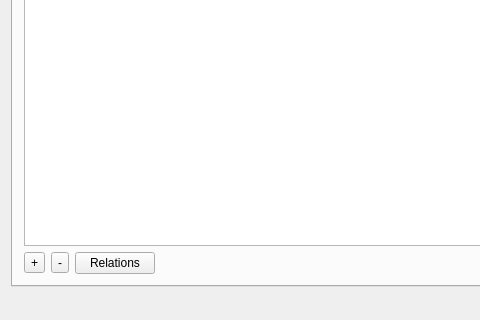
Qt form mainwindow.ui (DORB/Verkur3GUI) before a commit; both pictures show x 0 to 480 and y 279 to 599 of the 700 by 599 pixel window.
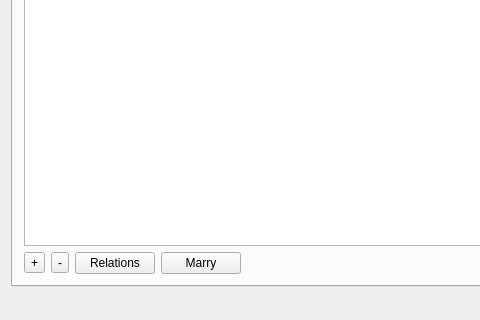
The same form after that commit. Icons and pictures are not drawn.

Commit message: Byrjaði á marry fyrir programmers

```diff
--- a/mainwindow.ui
+++ b/mainwindow.ui
@@ -203,6 +203,13 @@
               </property>
              </widget>
             </item>
+            <item>
+             <widget class="QPushButton" name="button_programmers_marry">
+              <property name="text">
+               <string>Marry</string>
+              </property>
+             </widget>
+            </item>
             <item>
              <spacer name="horizontalSpacer">
               <property name="orientation">
```
The commit also changes 6 other files.
